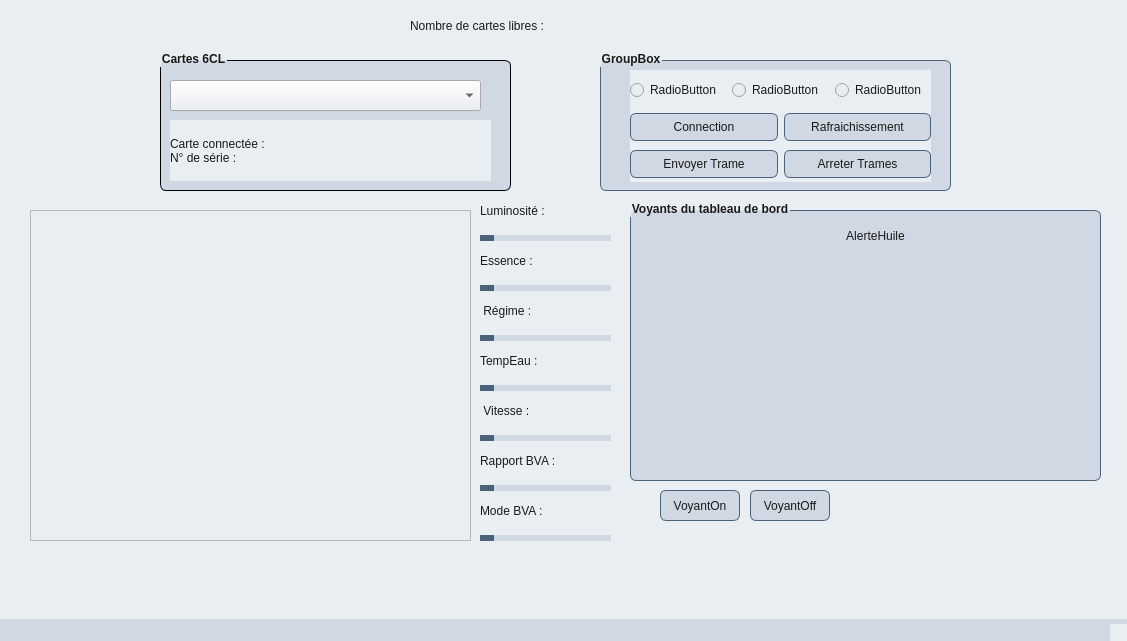
Old version of the form mainwindow.ui in the repository Kuro-Ex/Mini_Projet_Diag.
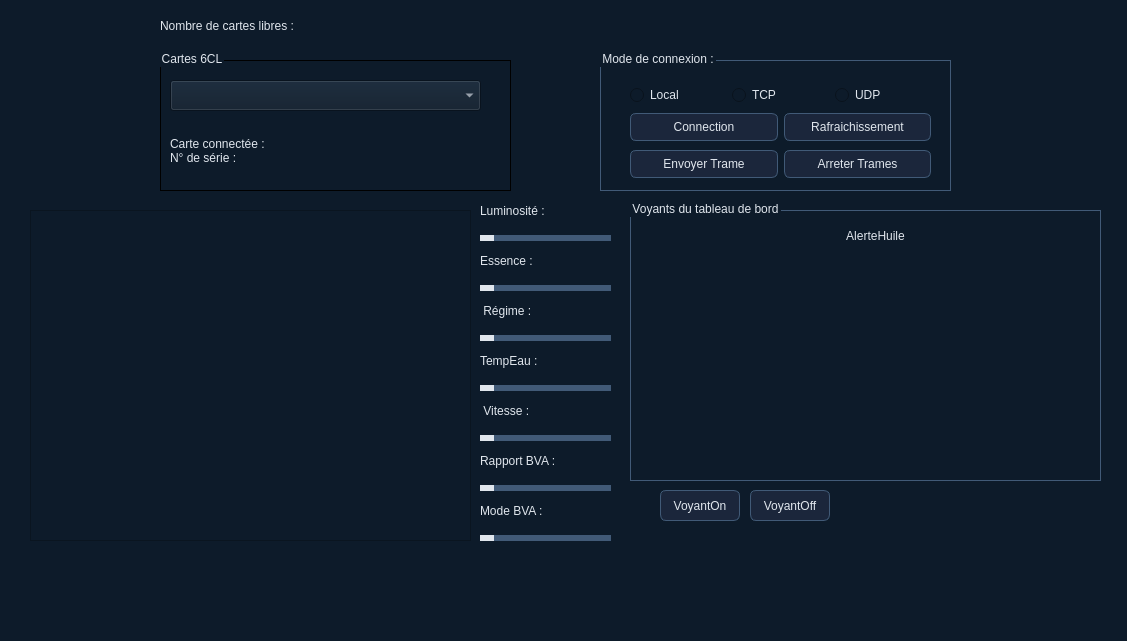
New version of the form. Icons and pictures are not drawn.

```diff
--- a/mainwindow.ui
+++ b/mainwindow.ui
@@ -15,26 +15,23 @@
   </property>
   <property name="styleSheet">
    <string notr="true">QMainWindow {
-    background-color: #E9EEF3;
+    background-color: #0D1B2A;
 }
 
 QWidget {
-    background-color: #E9EEF3;
-    color: #1A1A1A;
+    color: #E0E6ED;
+    background-color: #0D1B2A;
 }
 
 QGroupBox {
-    background-color: #CFD8E3;
-    border: 1px solid #4A627A;
-    border-radius: 6px;
+    border: 1px solid #415A77;
     margin-top: 10px;
-    font-weight: bold;
 }
 
 QPushButton {
-    background-color: #CFD8E3;
-    color: #1A1A1A;
-    border: 1px solid #4A627A;
+    background-color: #1B263B;
+    color: #E0E6ED;
+    border: 1px solid #415A77;
     padding: 6px;
     border-radius: 6px;
 }
@@ -46,20 +43,14 @@
 
 QSlider::groove:horizontal {
     height: 6px;
-    background: #CFD8E3;
+    background: #415A77;
 }
 
 QSlider::handle:horizontal {
-    background: #4A627A;
+    background: #E0E6ED;
     width: 14px;
     border-radius: 7px;
 }
-
-QStatusBar {
-    background: #CFD8E3;
-    color: #1A1A1A;
-    font-size: 10pt;
-}
 </string>
   </property>
   <widget class="QWidget" name="centralwidget">
@@ -113,7 +104,7 @@
    <widget class="QLabel" name="nbCartes">
     <property name="geometry">
      <rect>
-      <x>410</x>
+      <x>160</x>
       <y>10</y>
       <width>331</width>
       <height>31</height>
@@ -848,36 +839,36 @@
      </rect>
     </property>
     <property name="title">
-     <string>GroupBox</string>
+     <string>Mode de connexion :</string>
     </property>
     <widget class="QWidget" name="horizontalLayoutWidget_3">
      <property name="geometry">
       <rect>
        <x>30</x>
-       <y>20</y>
+       <y>30</y>
        <width>301</width>
-       <height>41</height>
+       <height>31</height>
       </rect>
      </property>
      <layout class="QHBoxLayout" name="horizontalLayout_10">
       <item>
        <widget class="QRadioButton" name="radioLocal">
         <property name="text">
-         <string>RadioButton</string>
+         <string>Local</string>
         </property>
        </widget>
       </item>
       <item>
        <widget class="QRadioButton" name="radioTCP">
         <property name="text">
-         <string>RadioButton</string>
+         <string>TCP</string>
         </property>
        </widget>
       </item>
       <item>
        <widget class="QRadioButton" name="radioUDP">
         <property name="text">
-         <string>RadioButton</string>
+         <string>UDP</string>
         </property>
        </widget>
       </item>
```
Left out of the diff: 3 changed lines with no effect on the pictures.
